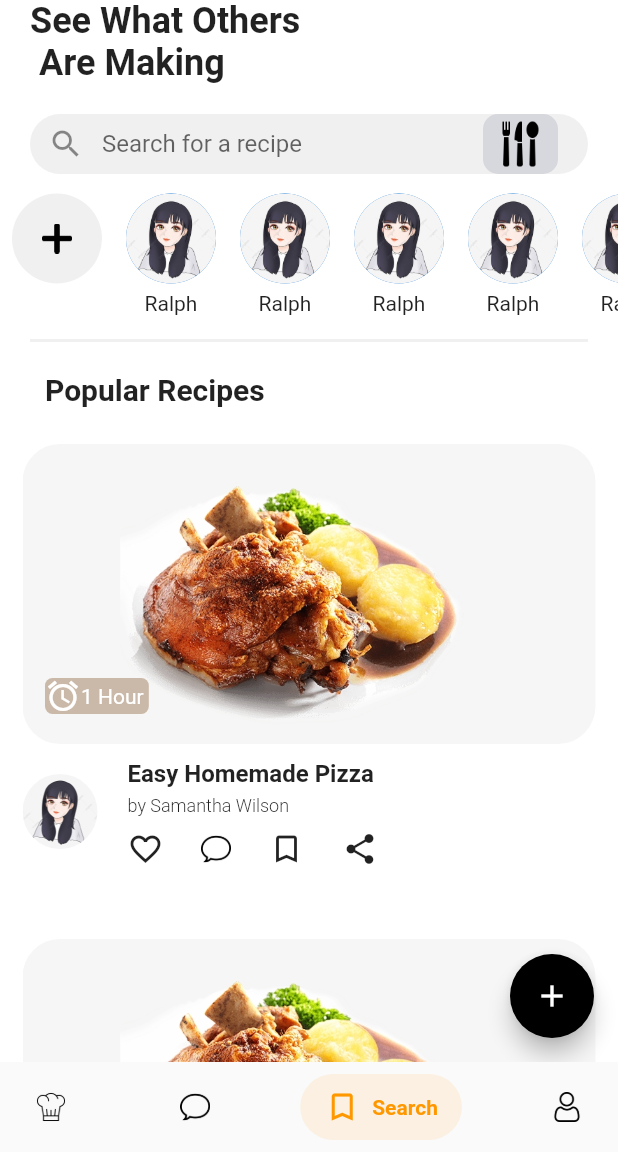
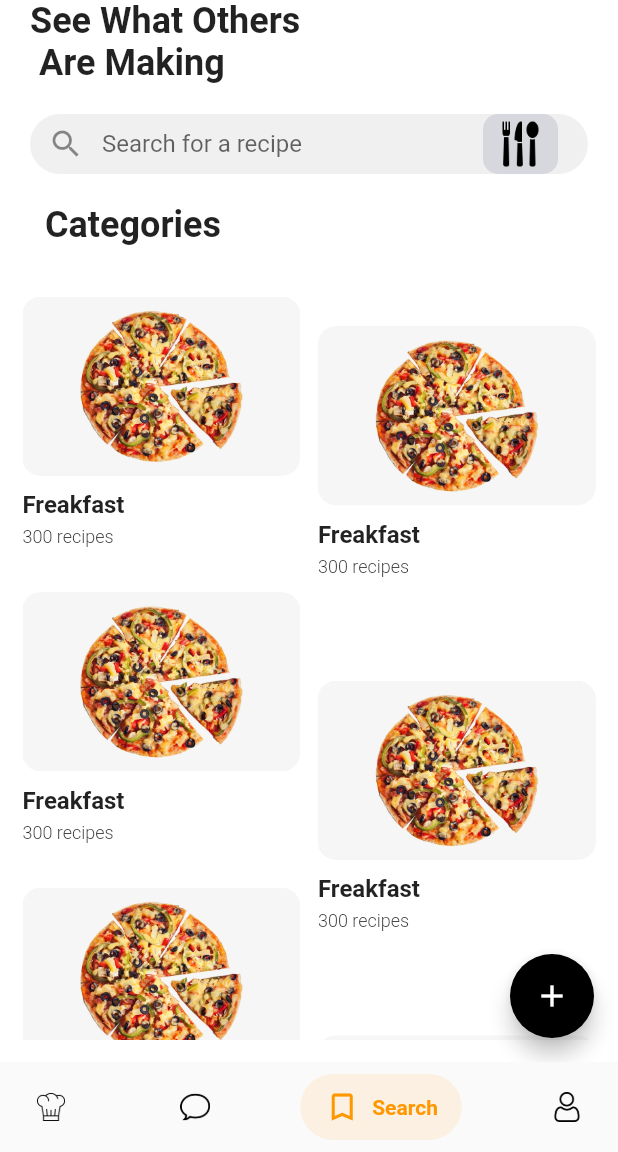
Before and after one commit to lelinmahmud/flutter_food_app, a Flutter app: the screen it shows after launch, item 3 of the bottom bar chosen, on a phone screen of 412 x 824 dp, the part 84-1236 px from its top. Run offline on Flutter 3.47's test engine with Material 2 defaults, Android fonts, the phone set to English and light mode, and no system bars; drawn by our look-alikes of salomon_bottom_bar.

```diff
--- a/lib/main.dart
+++ b/lib/main.dart
@@ -5,6 +5,7 @@ import 'package:flutter/material.dart';
 import 'package:flutter/painting.dart';
 import 'package:flutter/widgets.dart';
 import 'package:random_app/constants/constants.dart';
+import 'package:random_app/pages/categories_page.dart';
 import 'package:random_app/pages/first_page.dart';
 import 'package:salomon_bottom_bar/salomon_bottom_bar.dart';
 
@@ -51,7 +52,7 @@ class _MainPageState extends State<MainPage> {
           /// Likes
           SalomonBottomBarItem(
             icon: Image.asset(Constants.AsetsImage+"speech.png",height: 20,width: 20,),
-            title: Text("Likes"),
+            title: Text("Categories"),
             selectedColor: Colors.pink,
           ),
 
@@ -74,7 +75,8 @@ class _MainPageState extends State<MainPage> {
         controller: _pageController,
         physics: NeverScrollableScrollPhysics(),
         children: [
-          FirstPage()
+          FirstPage(),
+          CategoriesPage()
         ],
       ),
     );
--- /dev/null
+++ b/lib/pages/categories_page.dart
@@ -0,0 +1,147 @@
+import 'package:flutter/material.dart';
+import 'package:flutter_staggered_grid_view/flutter_staggered_grid_view.dart';
+import 'package:random_app/constants/constants.dart';
+
+class CategoriesPage extends StatefulWidget {
+  @override
+  _CategoriesPageState createState() => _CategoriesPageState();
+}
+
+class _CategoriesPageState extends State<CategoriesPage> {
+
+
+
+  @override
+  Widget build(BuildContext context) {
+    return Scaffold(
+        floatingActionButton: FloatingActionButton(
+          backgroundColor: Colors.black,
+          child: Icon(Icons.add,color: Colors.white,),
+        ),
+        backgroundColor: Colors.white,
+        appBar: AppBar(
+          actions: [
+            Padding(
+              padding: const EdgeInsets.only(right: 20),
+              child: Image.asset(
+                "assets/menu.png",
+                height: 30,
+                width: 20,
+              ),
+            )
+          ],
+          elevation: 0,
+          backgroundColor: Colors.white,
+        ),
+      body: Column(
+        mainAxisAlignment: MainAxisAlignment.start,
+        crossAxisAlignment: CrossAxisAlignment.start,
+        children: [
+          Padding(
+            padding: const EdgeInsets.only(left: 20,right: 20),
+            child: Text(
+              "See What Others\n Are Making",
+              style:
+              TextStyle(fontSize: 24, fontFamily: Constants.FontSemiBolo),
+            ),
+          ),
+          _getSizeBox(20, 0),
+          Padding(
+            padding: const EdgeInsets.only(left: 20,right: 20),
+            child: Container(
+              height: 40,
+              width: double.infinity,
+              decoration: BoxDecoration(
+                  color: Color(0xfff0f0f0),
+                  borderRadius: BorderRadius.circular(50)),
+              child: TextFormField(
+                cursorColor: Colors.black,
+                keyboardType: TextInputType.text,
+                decoration: InputDecoration(
+                  suffixIcon: Padding(
+                    padding: const EdgeInsets.only(right: 20),
+                    child: Container(
+                      height: 25,
+                      width: 50,
+                      decoration: BoxDecoration(
+                        color: Color(0xffd7d8dd),
+                        borderRadius: BorderRadius.circular(10),
+
+                      ),
+                      child: Padding(
+                        padding: const EdgeInsets.all(4),
+                        child: Image.asset(Constants.AsetsImage+"eating.png"),
+                      ),
+                    ),
+                  ),
+                  prefixIcon: Padding(
+                    padding: const EdgeInsets.only(top: 0),
+                    child: Icon(Icons.search),
+                  ),
+                  border: InputBorder.none,
+                  focusedBorder: InputBorder.none,
+                  enabledBorder: InputBorder.none,
+                  errorBorder: InputBorder.none,
+                  disabledBorder: InputBorder.none,
+                  contentPadding: EdgeInsets.all(6),
+                  hintText: "Search for a recipe",
+                ),
+                onFieldSubmitted: (value) {
+                  print(value);
+                },
+              ),
+            ),
+          ),
+          _getSizeBox(20, 0),
+          Padding(
+            padding: const EdgeInsets.only(left: 30),
+            child: Text("Categories",style: TextStyle(fontFamily: Constants.FontSemiBolo,fontSize: 24),),
+          ),
+          _getSizeBox(10, 0),
+          Container(
+            child: Expanded(
+              child: Padding(
+                padding: const EdgeInsets.all(15),
+                child: StaggeredGridView.countBuilder(
+                    crossAxisCount: 2,
+                    crossAxisSpacing: 12,
+                    mainAxisSpacing: 12,
+                    itemCount: 13,
+                    itemBuilder: (context, index) {
+                      return Column(
+                        mainAxisAlignment: MainAxisAlignment.center,
+                        crossAxisAlignment: CrossAxisAlignment.start,
+                        children: [
+                          Container(
+                            decoration: BoxDecoration(
+                                color: Color(0xfff0f0f0),
+                                borderRadius: BorderRadius.all(Radius.circular(12))),
+                            child: ClipRRect(
+                                borderRadius: BorderRadius.all(Radius.circular(12)),
+                                child: Image.asset(Constants.AsetsImage+"burger.png")
+                            ),
+                          ),
+                          _getSizeBox(10, 0),
+                          Text("Freakfast",style: TextStyle(fontSize: 16,fontFamily: Constants.FontSemiBolo),),
+                          _getSizeBox(5, 0),
+                          Text("300 recipes",style: TextStyle(fontSize: 12,fontFamily: Constants.FontLight),)
+                        ],
+                      );
+                    },
+                    staggeredTileBuilder: (index) {
+                      return new StaggeredTile.count(1, index.isEven ? 1 : 1.2);
+                    }),
+              ),
+            ),
+          )
+
+        ],
+      ),
+    );
+  }
+
+
+  Widget _getSizeBox(double h, double w) {
+    return SizedBox(height: h, width: w);
+  }
+}
--- a/pubspec.yaml
+++ b/pubspec.yaml
@@ -24,6 +24,8 @@ dependencies:
   flutter:
     sdk: flutter
   salomon_bottom_bar: ^2.0.0
+  flutter_staggered_grid_view: ^0.3.2
+
 
 
 
@@ -61,6 +63,7 @@ flutter:
      - assets/speech.png
      - assets/user.png
      - assets/place_holder.jpg
+     - assets/burger.png
 
   # An image asset can refer to one or more resolution-specific "variants", see
   # https://flutter.dev/assets-and-images/#resolution-aware.
```
Also changed, not shown: assets/burger.png (added), pubspec.lock.
